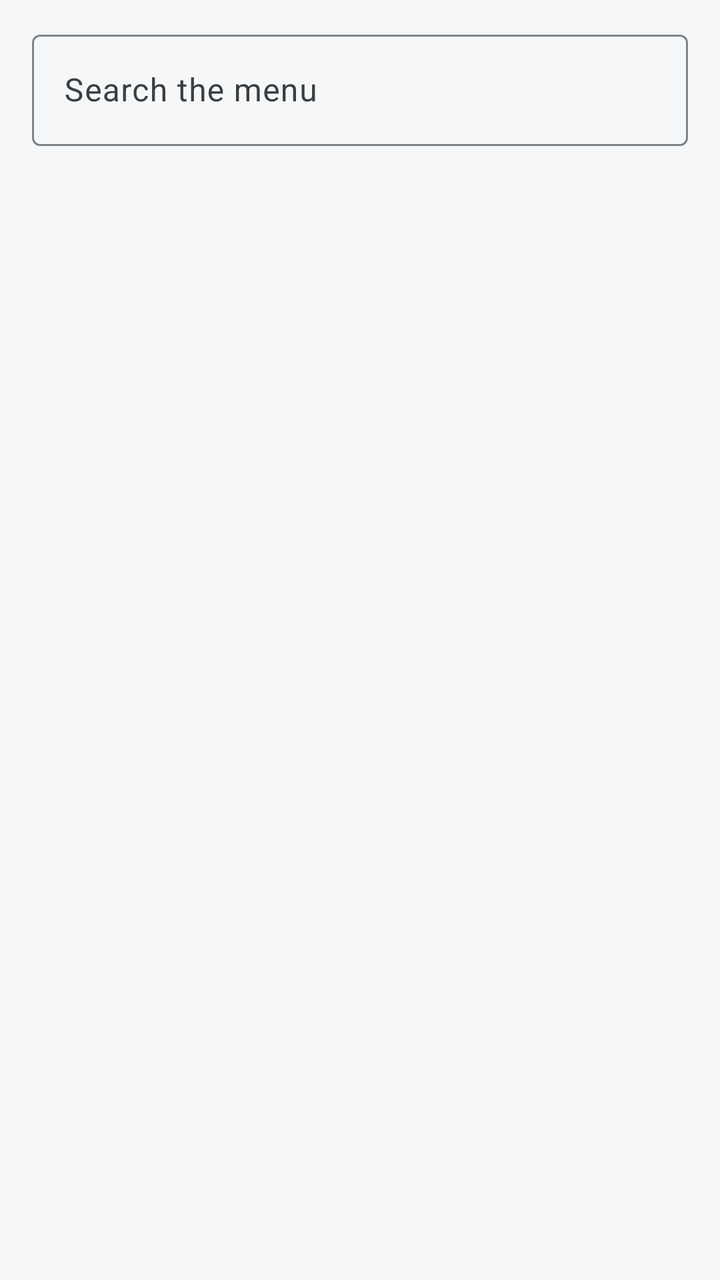
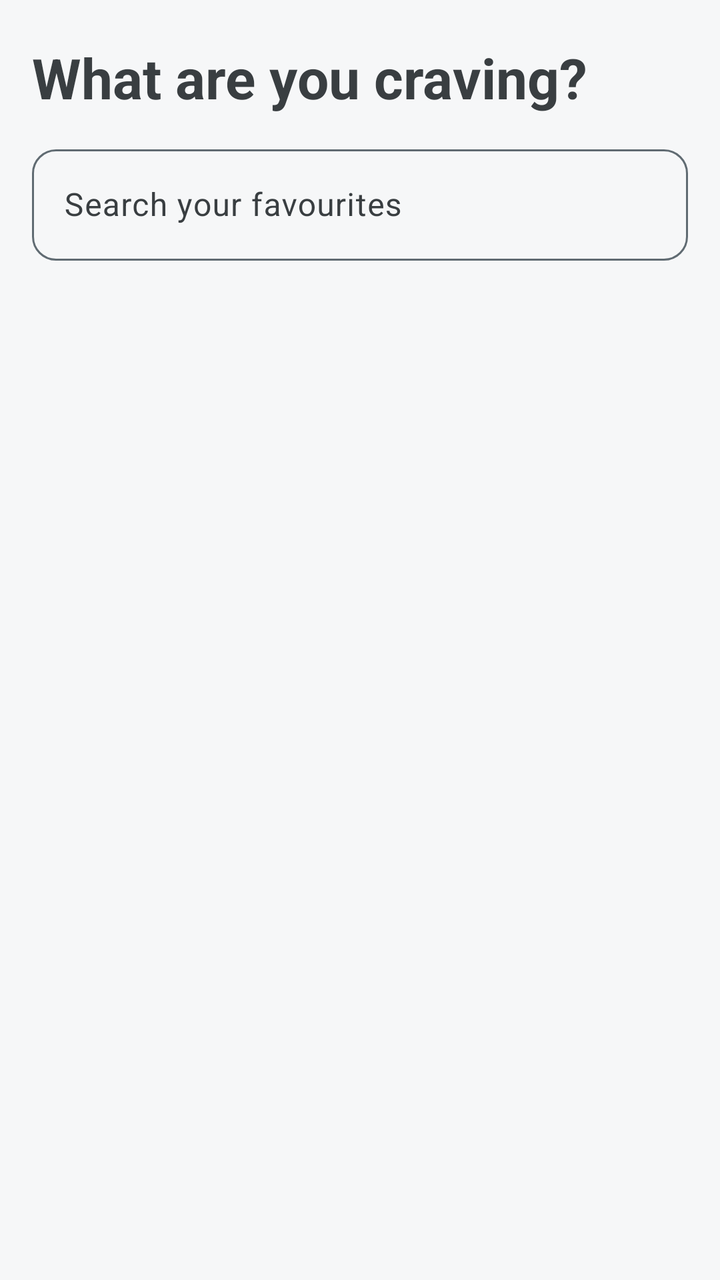

Two renders of the same Android screen: before a commit and after it. Below are the layout's source before the change and the commit's diff.
<!-- AndroidManifest.xml: application theme Theme.DeliveryApp -->
<!-- res/layout/fragment_menu.xml -->
<?xml version="1.0" encoding="utf-8"?>
<LinearLayout xmlns:android="http://schemas.android.com/apk/res/android" xmlns:app="http://schemas.android.com/apk/res-auto"
    android:layout_width="match_parent" android:layout_height="match_parent" android:orientation="vertical">
    <TextView android:id="@+id/tvGuestNotice" android:layout_width="match_parent"
        android:layout_height="wrap_content" android:background="@color/terracotta_soft"
        android:paddingStart="16dp" android:paddingEnd="16dp"
        android:paddingTop="10dp" android:paddingBottom="10dp"
        android:text="Browsing as a guest · Log in to customize and order"
        android:textColor="@color/gunmetal" android:visibility="gone" />
    <com.google.android.material.textfield.TextInputLayout
        style="@style/Widget.Material3.TextInputLayout.OutlinedBox"
        android:layout_width="match_parent" android:layout_height="wrap_content"
        android:layout_marginStart="16dp" android:layout_marginEnd="16dp" android:layout_marginTop="12dp"
        android:hint="Search the menu">
        <com.google.android.material.textfield.TextInputEditText android:id="@+id/etSearch"
            android:layout_width="match_parent" android:layout_height="wrap_content" android:inputType="text" android:maxLines="1" />
    </com.google.android.material.textfield.TextInputLayout>
    <HorizontalScrollView android:layout_width="match_parent" android:layout_height="wrap_content"
        android:scrollbars="none">
        <com.google.android.material.chip.ChipGroup android:id="@+id/chips" android:layout_width="wrap_content"
            android:layout_height="wrap_content" android:paddingStart="16dp" android:paddingEnd="16dp"
            app:singleLine="true" app:singleSelection="true" app:selectionRequired="true" />
    </HorizontalScrollView>
    <FrameLayout android:layout_width="match_parent" android:layout_height="0dp" android:layout_weight="1">
        <androidx.recyclerview.widget.RecyclerView android:id="@+id/rv" android:layout_width="match_parent"
            android:layout_height="match_parent" android:clipToPadding="false" android:paddingBottom="24dp" />
        <TextView android:id="@+id/tvEmpty" android:layout_width="match_parent" android:layout_height="wrap_content"
            android:layout_gravity="center" android:gravity="center" android:padding="32dp"
            android:text="Nothing found. Try another search or category." android:visibility="gone" />
        <ProgressBar android:id="@+id/progress" android:layout_width="wrap_content" android:layout_height="wrap_content"
            android:layout_gravity="center" android:indeterminateTint="?attr/colorPrimary" />
        <LinearLayout android:id="@+id/errorGroup" android:layout_width="match_parent" android:layout_height="match_parent"
            android:gravity="center" android:orientation="vertical" android:padding="32dp" android:visibility="gone">
            <TextView android:id="@+id/tvError" android:layout_width="wrap_content" android:layout_height="wrap_content" android:gravity="center" />
            <com.google.android.material.button.MaterialButton android:id="@+id/btnRetry" android:layout_width="wrap_content"
                android:layout_height="wrap_content" android:layout_marginTop="16dp" android:text="Try again" />
        </LinearLayout>
    </FrameLayout>
</LinearLayout>
<!-- resources referenced by this layout -->
<resources>
  <color name="gunmetal">#393E41</color>
  <color name="terracotta_soft">#FCE3DE</color>
  <style name="Theme.DeliveryApp" parent="Theme.Material3.Light.NoActionBar">
          <item name="colorPrimary">@color/terracotta</item>
          <item name="colorOnPrimary">@color/white</item>
          <item name="colorPrimaryContainer">@color/terracotta_soft</item>
          <item name="colorOnPrimaryContainer">@color/gunmetal</item>
          <item name="colorSecondary">@color/steel_blue</item>
          <item name="colorOnSecondary">@color/white</item>
          <item name="colorSecondaryContainer">@color/steel_blue_soft</item>
          <item name="colorOnSecondaryContainer">@color/gunmetal</item>
          <item name="colorTertiary">@color/gunmetal</item>
          <item name="colorSurface">@color/white</item>
          <item name="colorOnSurface">@color/gunmetal</item>
          <item name="colorSurfaceVariant">@color/paper_variant</item>
          <item name="colorOnSurfaceVariant">@color/gunmetal</item>
          <item name="colorOutline">@color/outline</item>
          <item name="colorError">@color/error_red</item>
          <item name="android:colorBackground">@color/paper</item>
          <item name="android:textColorPrimary">@color/gunmetal</item>
          <item name="android:statusBarColor">@color/gunmetal</item>
          <item name="android:windowLightStatusBar">false</item>
      </style>
  <color name="terracotta">#E94F37</color>
  <color name="white">#FFFFFF</color>
  <color name="steel_blue">#3F88C5</color>
  <color name="steel_blue_soft">#DDEBF7</color>
  <color name="paper_variant">#E9ECEE</color>
  <color name="outline">#7D8589</color>
  <color name="error_red">#B3261E</color>
  <color name="paper">#F6F7F8</color>
</resources>

<!-- the commit's change to res/layout/fragment_menu.xml (unified diff, before → after) -->
@@ -7,11 +7,15 @@
         android:paddingTop="10dp" android:paddingBottom="10dp"
         android:text="Browsing as a guest · Log in to customize and order"
         android:textColor="@color/gunmetal" android:visibility="gone" />
+    <TextView android:layout_width="match_parent" android:layout_height="wrap_content" android:layout_marginStart="16dp"
+        android:layout_marginEnd="16dp" android:layout_marginTop="20dp" android:text="What are you craving?"
+        android:textAppearance="@style/Text.Page"/>
     <com.google.android.material.textfield.TextInputLayout
         style="@style/Widget.Material3.TextInputLayout.OutlinedBox"
         android:layout_width="match_parent" android:layout_height="wrap_content"
         android:layout_marginStart="16dp" android:layout_marginEnd="16dp" android:layout_marginTop="12dp"
-        android:hint="Search the menu">
+        android:hint="Search your favourites" app:endIconMode="clear_text" app:boxCornerRadiusTopStart="12dp"
+        app:boxCornerRadiusTopEnd="12dp" app:boxCornerRadiusBottomStart="12dp" app:boxCornerRadiusBottomEnd="12dp">
         <com.google.android.material.textfield.TextInputEditText android:id="@+id/etSearch"
             android:layout_width="match_parent" android:layout_height="wrap_content" android:inputType="text" android:maxLines="1" />
     </com.google.android.material.textfield.TextInputLayout>
<!-- resource entries referenced after the edit -->
@@ -1,8 +1,12 @@
 <!-- resources referenced by this layout -->
 <resources>
   <color name="gunmetal">#393E41</color>
-  <color name="terracotta_soft">#FCE3DE</color>
+  <color name="terracotta_soft">#FFF1ED</color>
+  <style name="Text.Page" parent="TextAppearance.Material3.HeadlineMedium">
+          <item name="android:textColor">?attr/colorOnSurface</item><item name="android:textStyle">bold</item>
+      </style>
   <style name="Theme.DeliveryApp" parent="Theme.Material3.Light.NoActionBar">
+          <item name="materialButtonStyle">@style/Widget.App.PrimaryButton</item>
           <item name="colorPrimary">@color/terracotta</item>
           <item name="colorOnPrimary">@color/white</item>
           <item name="colorPrimaryContainer">@color/terracotta_soft</item>
@@ -23,12 +27,16 @@
           <item name="android:statusBarColor">@color/gunmetal</item>
           <item name="android:windowLightStatusBar">false</item>
       </style>
+  <style name="Widget.App.PrimaryButton" parent="Widget.Material3.Button">
+          <item name="cornerRadius">12dp</item><item name="android:textSize">15sp</item>
+          <item name="android:minHeight">56dp</item><item name="android:textStyle">bold</item>
+      </style>
   <color name="terracotta">#E94F37</color>
   <color name="white">#FFFFFF</color>
   <color name="steel_blue">#3F88C5</color>
   <color name="steel_blue_soft">#DDEBF7</color>
   <color name="paper_variant">#E9ECEE</color>
-  <color name="outline">#7D8589</color>
+  <color name="outline">#606B72</color>
   <color name="error_red">#B3261E</color>
   <color name="paper">#F6F7F8</color>
 </resources>
